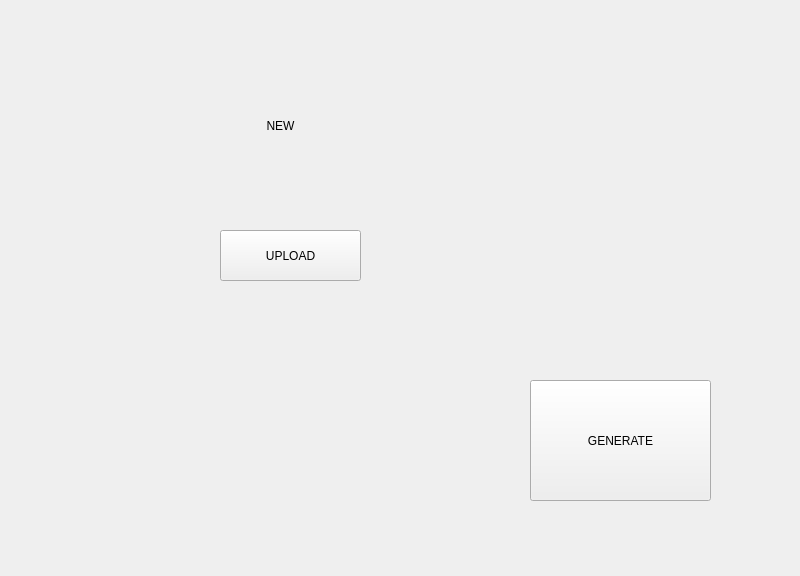
Above: mainwindow.ui from aanahitt1/RealNeatApplication before the change. Below: the same form after it.
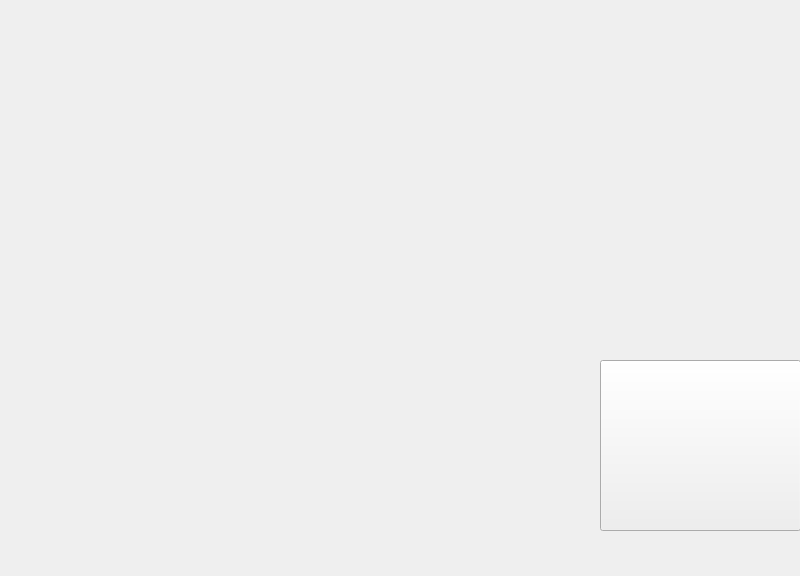
That is the form after the change. Icons and pictures are not drawn.

Patch:
```diff
--- a/mainwindow.ui
+++ b/mainwindow.ui
@@ -23,20 +23,20 @@
    <widget class="QPushButton" name="pushButton">
     <property name="geometry">
      <rect>
-      <x>210</x>
-      <y>100</y>
-      <width>141</width>
-      <height>51</height>
+      <x>160</x>
+      <y>30</y>
+      <width>271</width>
+      <height>151</height>
      </rect>
     </property>
     <property name="autoFillBackground">
      <bool>false</bool>
     </property>
     <property name="styleSheet">
-     <string notr="true">background-color: transparent;</string>
+     <string notr="true">background-color: rgba(0, 0, 0,0);</string>
     </property>
     <property name="text">
-     <string>NEW</string>
+     <string/>
     </property>
     <property name="default">
      <bool>false</bool>
@@ -48,26 +48,29 @@
    <widget class="QPushButton" name="pushButton_2">
     <property name="geometry">
      <rect>
-      <x>220</x>
-      <y>230</y>
+      <x>240</x>
+      <y>210</y>
       <width>141</width>
-      <height>51</height>
+      <height>131</height>
      </rect>
     </property>
     <property name="styleSheet">
-     <string notr="true"/>
+     <string notr="true">background-color: rgba(0, 0, 0,0);</string>
     </property>
     <property name="text">
-     <string>UPLOAD</string>
+     <string/>
+    </property>
+    <property name="flat">
+     <bool>true</bool>
     </property>
    </widget>
    <widget class="QPushButton" name="pushButton_3">
     <property name="geometry">
      <rect>
-      <x>530</x>
-      <y>380</y>
-      <width>181</width>
-      <height>121</height>
+      <x>600</x>
+      <y>360</y>
+      <width>201</width>
+      <height>171</height>
      </rect>
     </property>
     <property name="styleSheet">
@@ -75,7 +78,7 @@
 border-image: url(:/res/res/ribosome_ao_small_st.jpg) 0 0 0 0 stretch stretch;</string>
     </property>
     <property name="text">
-     <string>GENERATE</string>
+     <string/>
     </property>
    </widget>
   </widget>
```
Left out of the diff: 7 changed lines with no effect on the pictures.
